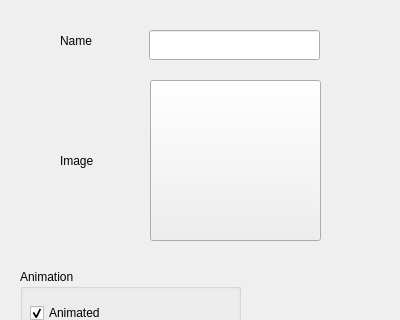
First picture: the form in spriteeditor.ui, repository LoxoSoftware/FreeGM, before the edit; both pictures show x 0 to 400 and y 0 to 320 of the 400 by 480 pixel window.
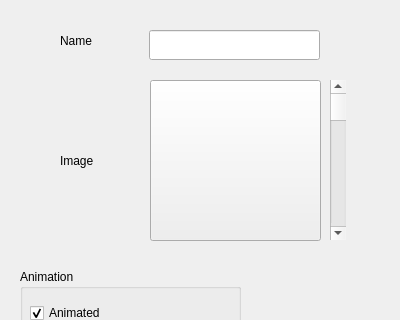
Second picture: the form after the edit. Icons and pictures are not drawn.

What changed in the file:
```diff
--- a/spriteeditor.ui
+++ b/spriteeditor.ui
@@ -170,6 +170,22 @@
      </property>
     </widget>
    </widget>
+   <widget class="QScrollBar" name="scrFrameSel">
+    <property name="geometry">
+     <rect>
+      <x>330</x>
+      <y>80</y>
+      <width>16</width>
+      <height>160</height>
+     </rect>
+    </property>
+    <property name="toolTip">
+     <string>Frame preview selection</string>
+    </property>
+    <property name="orientation">
+     <enum>Qt::Vertical</enum>
+    </property>
+   </widget>
   </widget>
  </widget>
  <resources>
```
